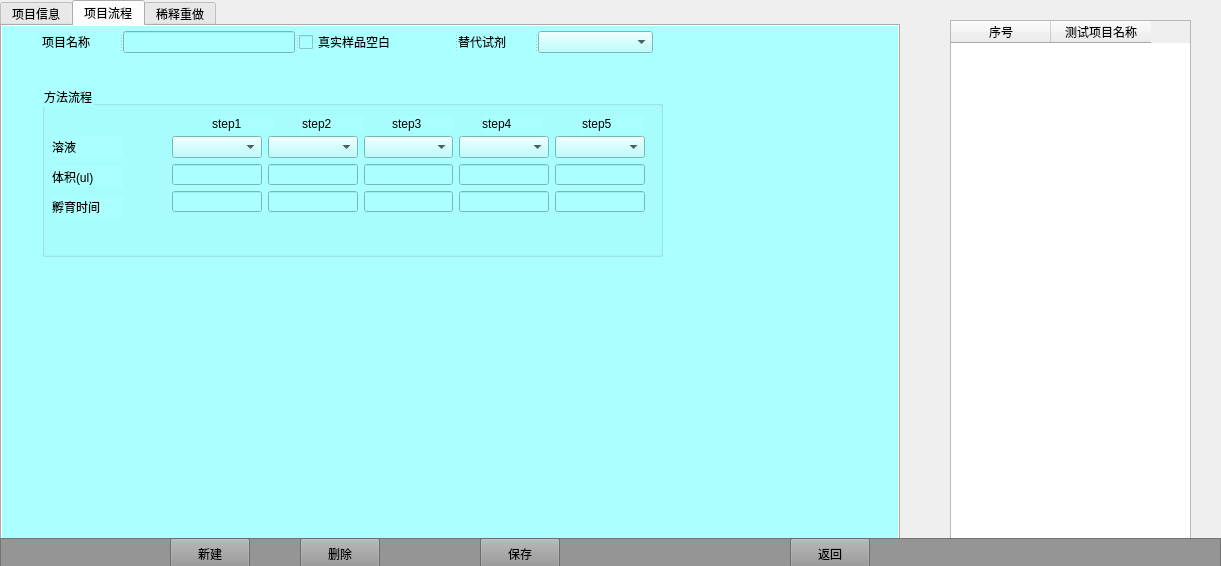
Above: itemframe.ui from lsoftp/water before the change. Below: the same form after it.
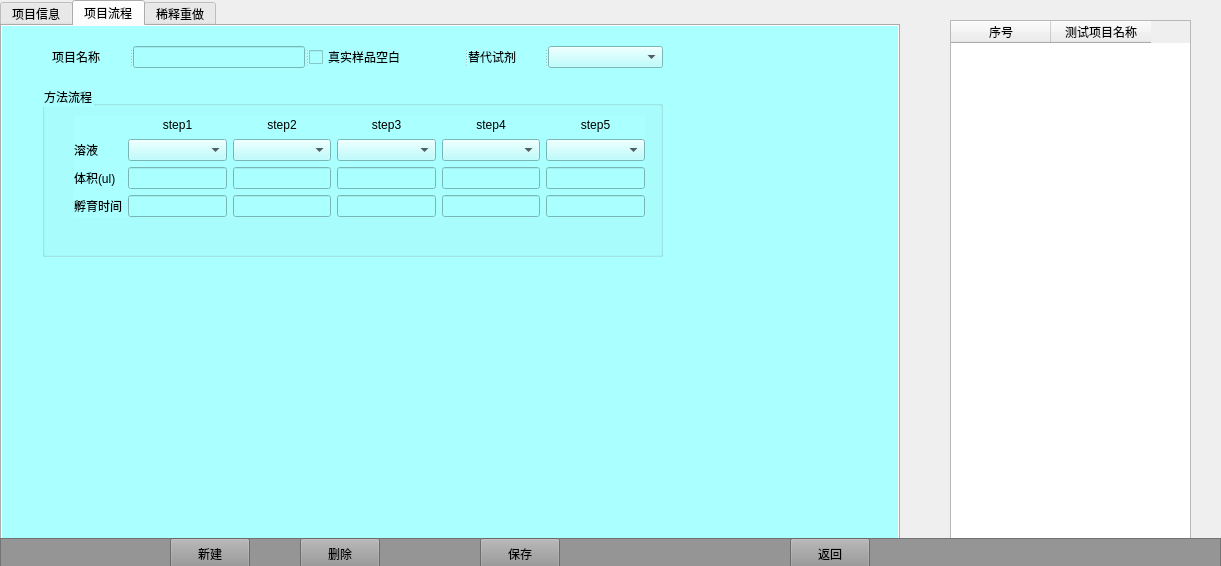
That is the form after the change. The open tabs and pages were chosen to show the change.

Diff of the .ui file:
```diff
--- a/itemframe.ui
+++ b/itemframe.ui
@@ -579,223 +579,130 @@
      <property name="title">
       <string>方法流程</string>
      </property>
-     <widget class="QLabel" name="label_61">
-      <property name="geometry">
-       <rect>
-        <x>170</x>
-        <y>30</y>
-        <width>61</width>
-        <height>16</height>
-       </rect>
-      </property>
-      <property name="text">
-       <string>step1</string>
-      </property>
-     </widget>
-     <widget class="QLabel" name="label_62">
-      <property name="geometry">
-       <rect>
-        <x>260</x>
-        <y>30</y>
-        <width>61</width>
-        <height>16</height>
-       </rect>
-      </property>
-      <property name="text">
-       <string>step2</string>
-      </property>
-     </widget>
-     <widget class="QLabel" name="label_63">
-      <property name="geometry">
-       <rect>
-        <x>350</x>
-        <y>30</y>
-        <width>61</width>
-        <height>16</height>
-       </rect>
-      </property>
-      <property name="text">
-       <string>step3</string>
-      </property>
-     </widget>
-     <widget class="QLabel" name="label_64">
-      <property name="geometry">
-       <rect>
-        <x>440</x>
-        <y>30</y>
-        <width>61</width>
-        <height>16</height>
-       </rect>
-      </property>
-      <property name="text">
-       <string>step4</string>
-      </property>
-     </widget>
-     <widget class="QLabel" name="label_65">
-      <property name="geometry">
-       <rect>
-        <x>540</x>
-        <y>30</y>
-        <width>61</width>
-        <height>16</height>
-       </rect>
-      </property>
-      <property name="text">
-       <string>step5</string>
-      </property>
-     </widget>
-     <widget class="QLabel" name="label_66">
-      <property name="geometry">
-       <rect>
-        <x>10</x>
-        <y>50</y>
-        <width>71</width>
-        <height>21</height>
-       </rect>
-      </property>
-      <property name="text">
-       <string>溶液</string>
-      </property>
-     </widget>
-     <widget class="QLabel" name="label_67">
-      <property name="geometry">
-       <rect>
-        <x>10</x>
-        <y>80</y>
-        <width>71</width>
-        <height>21</height>
-       </rect>
-      </property>
-      <property name="text">
-       <string>体积(ul)</string>
-      </property>
-     </widget>
-     <widget class="QLabel" name="label_68">
-      <property name="geometry">
-       <rect>
-        <x>10</x>
-        <y>110</y>
-        <width>71</width>
-        <height>21</height>
-       </rect>
-      </property>
-      <property name="text">
-       <string>孵育时间</string>
-      </property>
-     </widget>
-     <widget class="QComboBox" name="comboBox_25">
-      <property name="geometry">
-       <rect>
-        <x>130</x>
-        <y>50</y>
-        <width>62</width>
-        <height>22</height>
-       </rect>
-      </property>
-     </widget>
-     <widget class="QComboBox" name="comboBox_26">
-      <property name="geometry">
-       <rect>
-        <x>210</x>
-        <y>50</y>
-        <width>62</width>
-        <height>22</height>
-       </rect>
-      </property>
-     </widget>
-     <widget class="QComboBox" name="comboBox_27">
-      <property name="geometry">
-       <rect>
-        <x>290</x>
-        <y>50</y>
-        <width>62</width>
-        <height>22</height>
-       </rect>
-      </property>
-     </widget>
-     <widget class="QComboBox" name="comboBox_28">
-      <property name="geometry">
-       <rect>
-        <x>370</x>
-        <y>50</y>
-        <width>62</width>
-        <height>22</height>
-       </rect>
-      </property>
-     </widget>
-     <widget class="QLineEdit" name="lineEdit_41">
-      <property name="geometry">
-       <rect>
-        <x>450</x>
-        <y>90</y>
-        <width>61</width>
-        <height>20</height>
-       </rect>
-      </property>
-     </widget>
-     <widget class="QComboBox" name="comboBox_29">
-      <property name="geometry">
-       <rect>
-        <x>450</x>
-        <y>50</y>
-        <width>62</width>
-        <height>22</height>
-       </rect>
-      </property>
-     </widget>
      <widget class="QWidget" name="layoutWidget">
       <property name="geometry">
        <rect>
-        <x>130</x>
-        <y>50</y>
-        <width>473</width>
-        <height>76</height>
+        <x>32</x>
+        <y>30</y>
+        <width>571</width>
+        <height>101</height>
        </rect>
       </property>
       <layout class="QGridLayout" name="gridLayout">
-       <item row="0" column="0">
-        <widget class="QComboBox" name="comboBox_35"/>
+       <item row="3" column="1">
+        <widget class="QLineEdit" name="lineEdit_33"/>
        </item>
-       <item row="0" column="1">
-        <widget class="QComboBox" name="comboBox_31"/>
-       </item>
-       <item row="0" column="2">
-        <widget class="QComboBox" name="comboBox_33"/>
-       </item>
-       <item row="0" column="3">
-        <widget class="QComboBox" name="comboBox_34"/>
-       </item>
-       <item row="0" column="4">
+       <item row="1" column="5">
         <widget class="QComboBox" name="comboBox_32"/>
        </item>
-       <item row="1" column="0">
-        <widget class="QLineEdit" name="lineEdit_32"/>
+       <item row="3" column="2">
+        <widget class="QLineEdit" name="lineEdit_34"/>
        </item>
-       <item row="1" column="1">
+       <item row="3" column="3">
+        <widget class="QLineEdit" name="lineEdit_36"/>
+       </item>
+       <item row="3" column="4">
+        <widget class="QLineEdit" name="lineEdit_38"/>
+       </item>
+       <item row="2" column="2">
         <widget class="QLineEdit" name="lineEdit_35"/>
        </item>
+       <item row="0" column="4">
+        <widget class="QLabel" name="label_64">
+         <property name="text">
+          <string>step4</string>
+         </property>
+         <property name="alignment">
+          <set>Qt::AlignCenter</set>
+         </property>
+        </widget>
+       </item>
+       <item row="1" column="4">
+        <widget class="QComboBox" name="comboBox_34"/>
+       </item>
        <item row="1" column="2">
-        <widget class="QLineEdit" name="lineEdit_37"/>
+        <widget class="QComboBox" name="comboBox_31"/>
+       </item>
+       <item row="0" column="3">
+        <widget class="QLabel" name="label_63">
+         <property name="text">
+          <string>step3</string>
+         </property>
+         <property name="alignment">
+          <set>Qt::AlignCenter</set>
+         </property>
+        </widget>
+       </item>
+       <item row="1" column="1">
+        <widget class="QComboBox" name="comboBox_35"/>
        </item>
        <item row="1" column="3">
-        <widget class="QLineEdit" name="lineEdit_39"/>
-       </item>
-       <item row="1" column="4">
-        <widget class="QLineEdit" name="lineEdit_42"/>
+        <widget class="QComboBox" name="comboBox_33"/>
        </item>
        <item row="2" column="0">
-        <widget class="QLineEdit" name="lineEdit_33"/>
+        <widget class="QLabel" name="label_67">
+         <property name="text">
+          <string>体积(ul)</string>
+         </property>
+        </widget>
        </item>
        <item row="2" column="1">
-        <widget class="QLineEdit" name="lineEdit_34"/>
+        <widget class="QLineEdit" name="lineEdit_32"/>
        </item>
-       <item row="2" column="2">
-        <widget class="QLineEdit" name="lineEdit_36"/>
-       </item>
-       <item row="2" column="3">
-        <widget class="QLineEdit" name="lineEdit_38"/>
+       <item row="0" column="2">
+        <widget class="QLabel" name="label_62">
+         <property name="text">
+          <string>step2</string>
+         </property>
+         <property name="alignment">
+          <set>Qt::AlignCenter</set>
+         </property>
+        </widget>
        </item>
        <item row="2" column="4">
+        <widget class="QLineEdit" name="lineEdit_39"/>
+       </item>
+       <item row="0" column="5">
+        <widget class="QLabel" name="label_65">
+         <property name="text">
+          <string>step5</string>
+         </property>
+         <property name="alignment">
+          <set>Qt::AlignCenter</set>
+         </property>
+        </widget>
+       </item>
+       <item row="0" column="1">
+        <widget class="QLabel" name="label_61">
+         <property name="text">
+          <string>step1</string>
+         </property>
+         <property name="alignment">
+          <set>Qt::AlignCenter</set>
+         </property>
+        </widget>
+       </item>
+       <item row="1" column="0">
+        <widget class="QLabel" name="label_66">
+         <property name="text">
+          <string>溶液</string>
+         </property>
+        </widget>
+       </item>
+       <item row="2" column="3">
+        <widget class="QLineEdit" name="lineEdit_37"/>
+       </item>
+       <item row="2" column="5">
+        <widget class="QLineEdit" name="lineEdit_42"/>
+       </item>
+       <item row="3" column="0">
+        <widget class="QLabel" name="label_68">
+         <property name="text">
+          <string>孵育时间</string>
+         </property>
+        </widget>
+       </item>
+       <item row="3" column="5">
         <widget class="QLineEdit" name="lineEdit_40"/>
        </item>
       </layout>
@@ -804,8 +711,8 @@
     <widget class="QSplitter" name="splitter">
      <property name="geometry">
       <rect>
-       <x>40</x>
-       <y>5</y>
+       <x>50</x>
+       <y>20</y>
        <width>611</width>
        <height>22</height>
       </rect>
```
Left out of the diff: 157 changed lines with no effect on the pictures.
